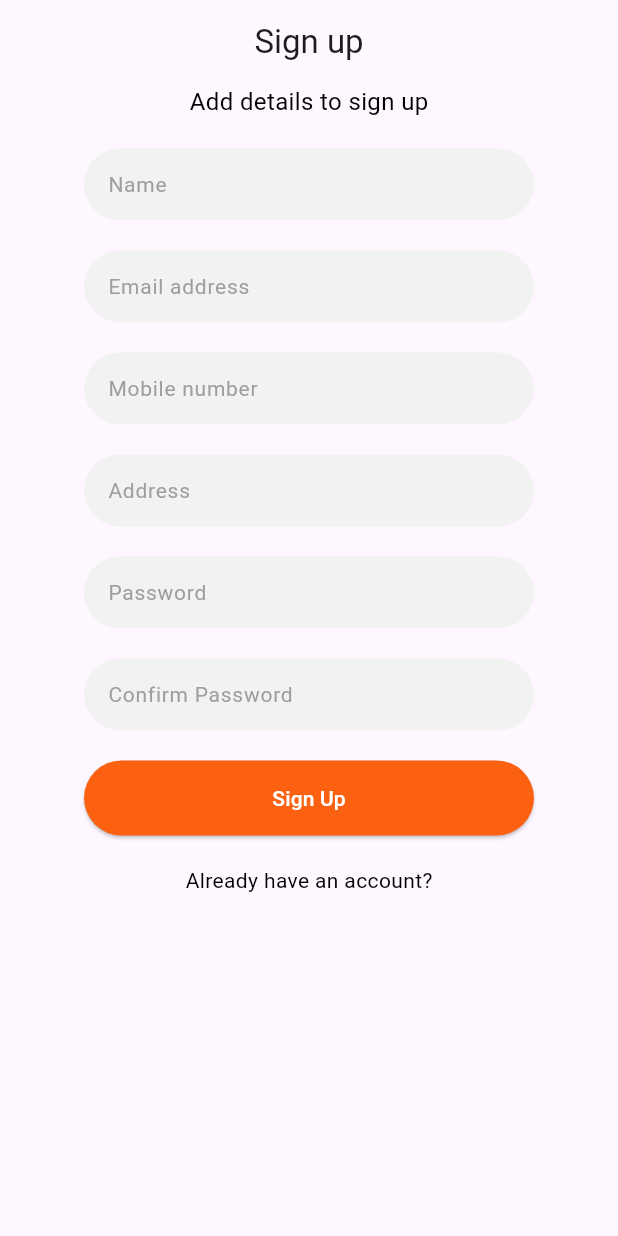
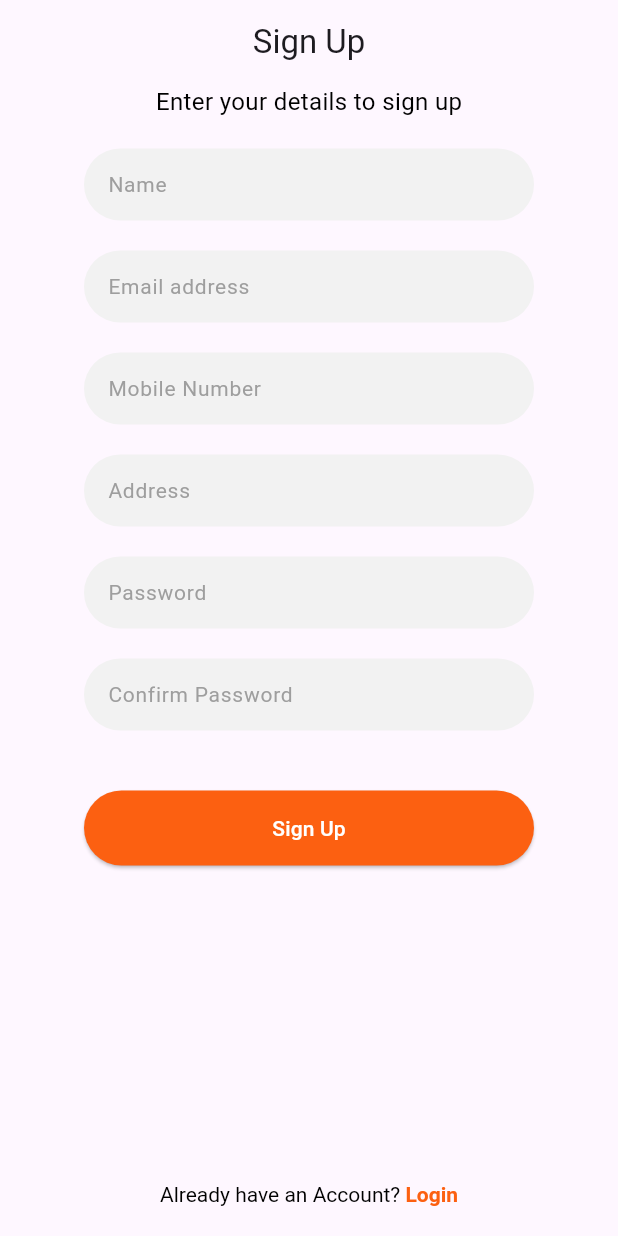
Before and after one commit to ShiblySohaib/EasyFood, a Flutter app: the SignupScreen screen opened directly, on a phone screen of 412 x 824 dp. Run offline on Flutter 3.47's test engine with Material 3 defaults, Android fonts, the phone set to English and light mode, and no system bars.

Commit message:
make button and form class, add clickable text

```diff
--- /dev/null
+++ b/lib/customButton.dart
@@ -0,0 +1,109 @@
+import 'package:flutter/material.dart';
+
+class OrangeButton extends StatelessWidget {
+  final double width = 300;
+  final double height = 50;
+  final double borderRadius = 25;
+  final buttonColor = Color(0xffFC6011);
+  final textColor = Colors.white;
+  String text = "button";
+  VoidCallback onPressed = (){
+  };
+  OrangeButton({
+    Key? key,
+    required this.text,
+    required this.onPressed,
+  }) : super(key: key);
+
+  Widget build(BuildContext context) {
+    return ElevatedButton(
+      onPressed: onPressed,
+      child: Text(
+        text,
+        style: TextStyle(color: textColor),
+      ),
+      style: ButtonStyle(
+        backgroundColor: MaterialStateProperty.all(buttonColor),
+        shape: MaterialStateProperty.all(
+          RoundedRectangleBorder(
+            borderRadius: BorderRadius.circular(borderRadius),
+          ),
+        ),
+        minimumSize: MaterialStateProperty.all(Size(width, height)),
+      ),
+    );
+  }
+}
+
+
+class WhiteButton extends StatelessWidget {
+  final double width = 300;
+  final double height = 50;
+  final double borderRadius = 25;
+  final textColor = Color(0xffFC6011);
+  final buttonColor = Colors.white;
+  String text = "button";
+  VoidCallback onPressed = (){
+  };
+  WhiteButton({
+    Key? key,
+    required this.text,
+    required this.onPressed,
+  }) : super(key: key);
+
+  Widget build(BuildContext context) {
+    return ElevatedButton(
+      onPressed: onPressed,
+      child: Text(
+        text,
+        style: TextStyle(color: textColor),
+      ),
+      style: ButtonStyle(
+        backgroundColor: MaterialStateProperty.all(buttonColor),
+        shape: MaterialStateProperty.all(
+          RoundedRectangleBorder(
+            borderRadius: BorderRadius.circular(borderRadius),
+          ),
+        ),
+        minimumSize: MaterialStateProperty.all(Size(width, height)),
+      ),
+    );
+  }
+}
+
+class NewButton extends StatelessWidget {
+  final double width = 300;
+  final double height = 50;
+  final double borderRadius = 25;
+  var buttonColor = Colors.white;
+  var textColor = Colors.black;
+  String text = "button";
+  VoidCallback onPressed = (){
+  };
+  NewButton({
+    Key? key,
+    required this.text,
+    required this.onPressed,
+    required this.buttonColor,
+    required this.textColor,
+  }) : super(key: key);
+
+  Widget build(BuildContext context) {
+    return ElevatedButton(
+      onPressed: onPressed,
+      child: Text(
+        text,
+        style: TextStyle(color: textColor),
+      ),
+      style: ButtonStyle(
+        backgroundColor: MaterialStateProperty.all(buttonColor),
+        shape: MaterialStateProperty.all(
+          RoundedRectangleBorder(
+            borderRadius: BorderRadius.circular(borderRadius),
+          ),
+        ),
+        minimumSize: MaterialStateProperty.all(Size(width, height)),
+      ),
+    );
+  }
+}
--- /dev/null
+++ b/lib/formField.dart
@@ -0,0 +1,65 @@
+import 'package:flutter/material.dart';
+import 'customButton.dart';
+
+class TextInput extends StatelessWidget {
+  final double width = 300;
+  final double borderRadius = 25;
+  final boxColor = Color(0xFFF2F2F2);
+  String hintText = 'input';
+
+  TextInput({
+    Key? key,
+    required this.hintText,
+  }) : super(key: key);
+
+  @override
+  Widget build(BuildContext context) {
+    return Container(
+      width: width,
+      decoration: BoxDecoration(
+        color: boxColor,
+        borderRadius: BorderRadius.circular(borderRadius),
+      ),
+      child: TextField(
+        decoration: InputDecoration(
+          hintText: hintText,
+          hintStyle: TextStyle(fontSize: 14, color: Colors.grey),
+          contentPadding: EdgeInsets.symmetric(horizontal: 16.0),
+          border: InputBorder.none,
+        ),
+      ),
+    );
+  }
+}
+
+class PassInput extends StatelessWidget {
+  final double width = 300;
+  final double borderRadius = 25;
+  final boxColor = Color(0xFFF2F2F2);
+  final bool obscureText = true;
+  String hintText = 'Password';
+
+  PassInput({
+    Key? key,
+    required this.hintText,
+  }) : super(key: key);
+
+  @override
+  Widget build(BuildContext context) {
+    return Container(
+      width: width,
+      decoration: BoxDecoration(
+        color: boxColor,
+        borderRadius: BorderRadius.circular(borderRadius),
+      ),
+      child: TextField(
+        decoration: InputDecoration(
+          hintText: hintText,
+          hintStyle: TextStyle(fontSize: 14, color: Colors.grey),
+          contentPadding: EdgeInsets.symmetric(horizontal: 16.0),
+          border: InputBorder.none,
+        ),
+      ),
+    );
+  }
+}
--- a/lib/signup_screen.dart
+++ b/lib/signup_screen.dart
@@ -1,175 +1,77 @@
 import 'package:flutter/material.dart';
+import 'package:easyfood_flutter/formField.dart';
+import 'customButton.dart';
+import 'package:flutter/gestures.dart';
+import 'package:easyfood_flutter/login_screen.dart';
 
 class SignupScreen extends StatelessWidget {
-  final double borderRadius = 25;
-  final double buttonWidth = 300;
-  final double buttonHeight = 300;
-  final double gapHeight = 20; // Adjust the gap height as needed
-
+  var addgap = SizedBox(height: 20);
   @override
   Widget build(BuildContext context) {
     return Scaffold(
       appBar: AppBar(
-        title: Center(child: Text('Sign up')), // Center the title
+        title: Center(child: Text('Sign Up')), // Center the title
         automaticallyImplyLeading: false, // Remove the back button
       ),
-      body: Container(
-        child: Column(
+      body: Column(
         crossAxisAlignment: CrossAxisAlignment.center,
+        // mainAxisAlignment: MainAxisAlignment.center,
         children: [
+          // Your existing widgets
           Text(
-              'Add details to sign up',
+            'Enter your details to sign up',
             style: TextStyle(
               fontSize: 16,
               color: Colors.black,
             ),
           ),
-            SizedBox(height: gapHeight),
-            Container(
-              width: buttonWidth,
-              decoration: BoxDecoration(
-                color: Color(0xFFF2F2F2),
-                borderRadius: BorderRadius.circular(borderRadius),
-              ),
-              child: TextField(
-                decoration: InputDecoration(
-                  hintText: 'Name',
-                  hintStyle: TextStyle(fontSize: 14, color: Colors.grey),
-                  contentPadding: EdgeInsets.symmetric(horizontal: 16.0),
-                  border: InputBorder.none,
+          addgap,
+          TextInput(hintText: 'Name'),
+          addgap,
+          TextInput(hintText: 'Email address'),
+          addgap,
+          TextInput(hintText: 'Mobile Number'),
+          addgap,
+          TextInput(hintText: 'Address'),
+          addgap,
+          PassInput(hintText: 'Password'),
+          addgap,
+          PassInput(hintText: 'Confirm Password'),
+          addgap,
+          addgap,
+          Center(
+            child: OrangeButton(
+              text: 'Sign Up', // Override the text property
+              onPressed: () {
+                // Add your custom onPressed logic here
+              },
             ),
           ),
+          Spacer(), // Add Spacer to push the next widget to the bottom
+          RichText(
+            text: TextSpan(
+              text: "Already have an Account? ",
+              style: TextStyle(color: Colors.black),
+              children: <TextSpan>[
+                TextSpan(
+                  text: 'Login',
+                  style: TextStyle(
+                    color: Color(0xffFC6011),
+                    fontWeight: FontWeight.bold,
                   ),
-            SizedBox(height: gapHeight),
-            Container(
-              width: buttonWidth,
-              decoration: BoxDecoration(
-                color: Color(0xFFF2F2F2),
-                borderRadius: BorderRadius.circular(borderRadius),
+                  recognizer: TapGestureRecognizer()
+                    ..onTap = () {
+                      Navigator.push(
+                        context,
+                        MaterialPageRoute(builder: (context) => LoginScreen()),
+                      );
+                    },
                 ),
-              child: TextField(
-                obscureText: true,
-                decoration: InputDecoration(
-                  hintText: 'Email address',
-                  hintStyle: TextStyle(fontSize: 14, color: Colors.grey),
-                  contentPadding: EdgeInsets.symmetric(horizontal: 16.0),
-                  border: InputBorder.none,
+              ],
             ),
           ),
-            ),
-
-
-            SizedBox(height: gapHeight),
-            Container(
-              width: buttonWidth,
-              decoration: BoxDecoration(
-                color: Color(0xFFF2F2F2),
-                borderRadius: BorderRadius.circular(borderRadius),
-              ),
-              child: TextField(
-                obscureText: true,
-                decoration: InputDecoration(
-                  hintText: 'Mobile number',
-                  hintStyle: TextStyle(fontSize: 14, color: Colors.grey),
-                  contentPadding: EdgeInsets.symmetric(horizontal: 16.0),
-                  border: InputBorder.none,
-                ),
-              ),
-            ),
-
-
-            SizedBox(height: gapHeight),
-            Container(
-              width: buttonWidth,
-              decoration: BoxDecoration(
-                color: Color(0xFFF2F2F2),
-                borderRadius: BorderRadius.circular(borderRadius),
-              ),
-              child: TextField(
-                obscureText: true,
-                decoration: InputDecoration(
-                  hintText: 'Address',
-                  hintStyle: TextStyle(fontSize: 14, color: Colors.grey),
-                  contentPadding: EdgeInsets.symmetric(horizontal: 16.0),
-                  border: InputBorder.none,
-                ),
-              ),
-            ),
-
-
-            SizedBox(height: gapHeight),
-            Container(
-              width: buttonWidth,
-              decoration: BoxDecoration(
-                color: Color(0xFFF2F2F2),
-                borderRadius: BorderRadius.circular(borderRadius),
-              ),
-              child: TextField(
-                obscureText: true,
-                decoration: InputDecoration(
-                  hintText: 'Password',
-                  hintStyle: TextStyle(fontSize: 14, color: Colors.grey),
-                  contentPadding: EdgeInsets.symmetric(horizontal: 16.0),
-                  border: InputBorder.none,
-                ),
-              ),
-            ),
-
-            SizedBox(height: gapHeight),
-            Container(
-              width: buttonWidth,
-              decoration: BoxDecoration(
-                color: Color(0xFFF2F2F2),
-                borderRadius: BorderRadius.circular(borderRadius),
-              ),
-              child: TextField(
-                obscureText: true,
-                decoration: InputDecoration(
-                  hintText: 'Confirm Password',
-                  hintStyle: TextStyle(fontSize: 14, color: Colors.grey),
-                  contentPadding: EdgeInsets.symmetric(horizontal: 16.0),
-                  border: InputBorder.none,
-                ),
-              ),
-            ),
-
-            SizedBox(height: gapHeight),
-            Center(
-              child: ElevatedButton(
-                onPressed: () {
-                  // TODO: Implement login functionality
-                },
-                child: Text(
-                  'Sign Up',
-                  style: TextStyle(color: Colors.white),
-                ),
-                style: ButtonStyle(
-                  backgroundColor: MaterialStateProperty.all(Color(0xffFC6011)),
-                  shape: MaterialStateProperty.all(
-                    RoundedRectangleBorder(
-                      borderRadius: BorderRadius.circular(borderRadius),
-                    ),
-                  ),
-                  minimumSize: MaterialStateProperty.all(Size(buttonWidth, 50)),
-                ),
-              ),
-            ),
-            SizedBox(height: gapHeight),
-            GestureDetector(
-              onTap: () {
-                // TODO: Implement forgot password functionality
-              },
-              child: Text(
-                'Already have an account?',
-                style: TextStyle(
-                  fontSize: 14,
-                  color: Colors.black,
-                ),
-              ),
-            ),
-
+          addgap,
         ],
-        ),
       ),
     );
   }
```
Also changed, not shown: lib/landing.dart (+13 -27 lines), lib/login_screen copy.dart (deleted, +0 -15 lines), lib/login_screen.dart (+66 -60 lines). Lines whose indentation alone changed are shown as unchanged.
